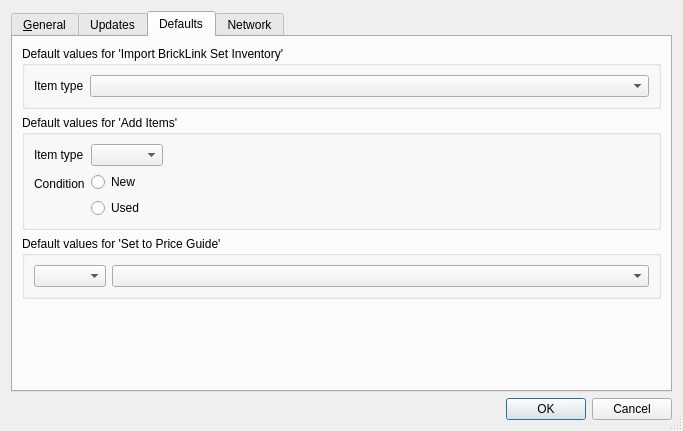
Qt form src/settingsdialog.ui (rgriebl/brickstore) before a commit.
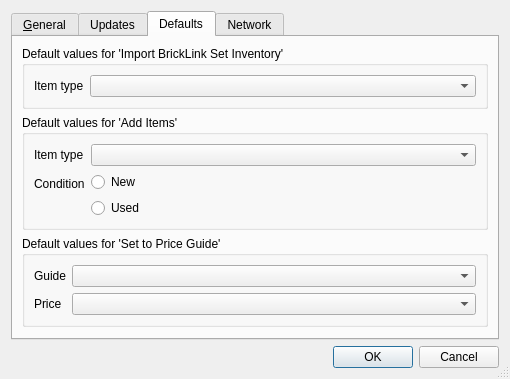
The same form after that commit. The open tabs and pages were chosen to show the change. Icons and pictures are not drawn.

Commit message: fixed shopping cart import

```diff
--- a/src/settingsdialog.ui
+++ b/src/settingsdialog.ui
@@ -6,8 +6,8 @@
    <rect>
     <x>0</x>
     <y>0</y>
-    <width>683</width>
-    <height>431</height>
+    <width>464</width>
+    <height>341</height>
    </rect>
   </property>
   <property name="windowTitle">
@@ -613,9 +613,6 @@
           <string>Default values for 'Add Items'</string>
          </property>
          <layout class="QFormLayout" name="formLayout_3">
-          <property name="fieldGrowthPolicy">
-           <enum>QFormLayout::FieldsStayAtSizeHint</enum>
-          </property>
           <item row="0" column="0">
            <widget class="QLabel" name="label_5">
             <property name="text">
@@ -665,12 +662,26 @@
           <string>Default values for 'Set to Price Guide'</string>
          </property>
          <layout class="QFormLayout" name="formLayout_4">
-          <item row="0" column="0">
-           <widget class="QComboBox" name="w_def_setpg_time"/>
-          </item>
-          <item row="0" column="1">
+          <item row="1" column="1">
            <widget class="QComboBox" name="w_def_setpg_price"/>
           </item>
+          <item row="0" column="0">
+           <widget class="QLabel" name="label">
+            <property name="text">
+             <string>Guide</string>
+            </property>
+           </widget>
+          </item>
+          <item row="0" column="1">
+           <widget class="QComboBox" name="w_def_setpg_time"/>
+          </item>
+          <item row="1" column="0">
+           <widget class="QLabel" name="label_2">
+            <property name="text">
+             <string>Price</string>
+            </property>
+           </widget>
+          </item>
          </layout>
         </widget>
        </item>
```
Left out of the diff: 7 changed lines with no effect on the pictures. The commit also changes 1 other file.
